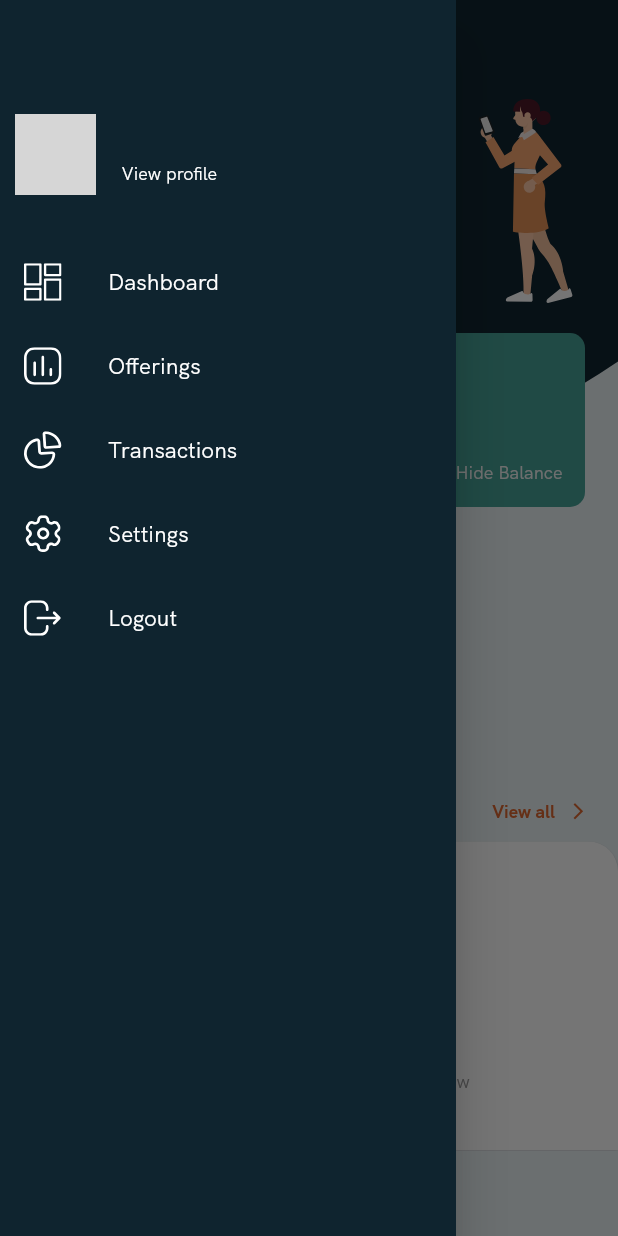
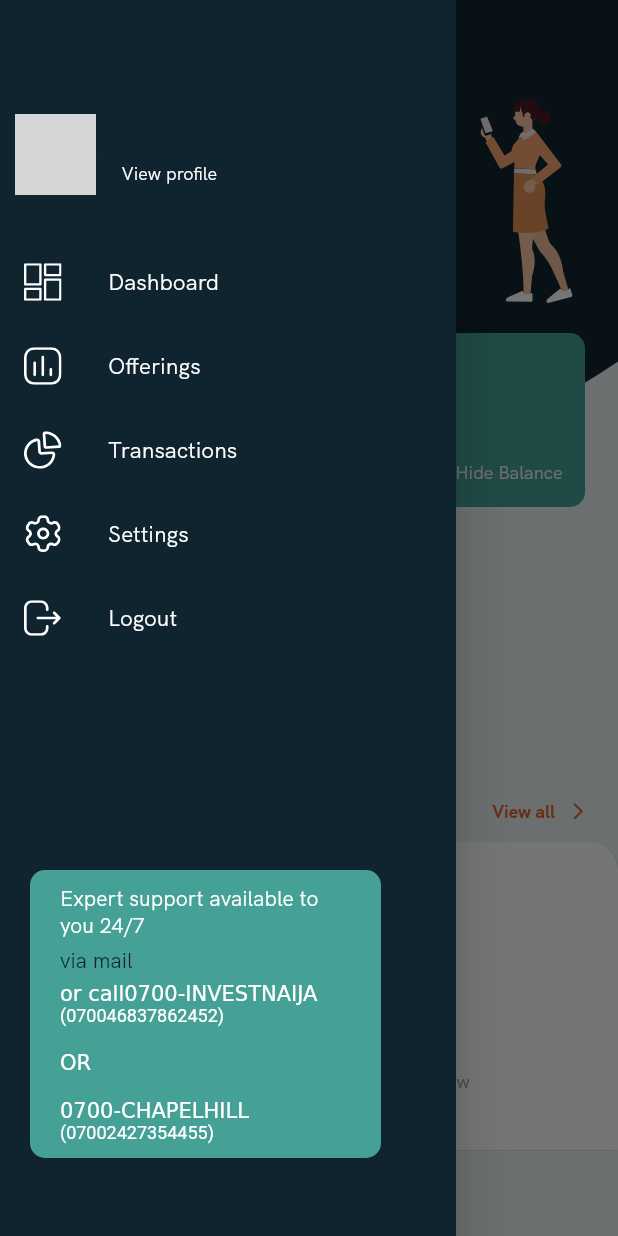
Before and after one commit to InvestNaija/e-offering-mobile, a Flutter app: the DashboardScreen screen opened directly, with the side drawer open, on a phone screen of 412 x 824 dp. Run offline on Flutter 3.47's test engine with Material 2 defaults, Android fonts, the phone set to English and light mode, and no system bars; our stand-ins replace audioplayers, camera, flutter_html, flutter_svg, image_picker, shared_preferences and 2 more; missing offline and left inert: image_picker_platform_interface; accounts and stored records are empty; network calls fail; grey boxes are pictures that could not be loaded.

Commit message:
work in progress

```diff
--- a/lib/components/custom_drawer.dart
+++ b/lib/components/custom_drawer.dart
@@ -117,44 +117,37 @@ class CustomDrawer extends StatelessWidget with ApplicationMixin{
               },
             ),
             const Spacer(),
-            // Padding(
-            //   padding: EdgeInsets.only(right: 50, left: 20),
-            //   child: Container(
-            //     padding: EdgeInsets.only(right: 20, left: 20),
-            //     decoration: BoxDecoration(
-            //         color: Constants.greenColor,
-            //         borderRadius: BorderRadius.circular(10)),
-            //     height: 77,
-            //     child: Row(
-            //       children: [
-            //         Transform.translate(
-            //             offset: Offset(0, -20),
-            //             child: SvgPicture.asset(
-            //               "assets/images/lady.svg",
-            //             )),
-            //         Flexible(
-            //           child: Column(
-            //             crossAxisAlignment: CrossAxisAlignment.center,
-            //             mainAxisAlignment: MainAxisAlignment.center,
-            //             children: [
-            //               Align(
-            //                   alignment: Alignment.centerLeft,
-            //                   child: const Text('Go to Learning Page',
-            //                       style: TextStyle(
-            //                           color: Constants.whiteColor,
-            //                           fontSize: 14,
-            //                           fontWeight: FontWeight.w800))),
-            //               const Text(
-            //                   'Click here to see InvestNaija Learning Platform',
-            //                   style: const TextStyle(color: Constants.whiteColor, fontSize: 10)),
-            //             ],
-            //           ),
-            //         )
-            //       ],
-            //     ),
-            //   ),
-            // ),
-            // const SizedBox(height: 20,),
+            Padding(
+              padding: EdgeInsets.only(right: 50, left: 20),
+              child: Container(
+                padding: EdgeInsets.only(right: 20, left: 20, top: 10, bottom: 10),
+                decoration: BoxDecoration(
+                    color: Constants.greenColor,
+                    borderRadius: BorderRadius.circular(10)),
+                child: Column(
+                  crossAxisAlignment: CrossAxisAlignment.start,
+                  children: [
+                    Text('Expert support available to you 24/7', style: TextStyle(color: Constants.whiteColor),),
+                    SizedBox(height: 5,),
+                    Text('via mail', style: TextStyle(color: Constants.navyBlueColor),),
+                    SizedBox(height: 5,),
+                    RichText(text: TextSpan(
+                        text: 'or call',
+                        children: [
+                          TextSpan(text: '0700-INVESTNAIJA\n'),
+                          TextSpan(text: '(070046837862452)\n', style: TextStyle(fontSize: 12)),
+                          TextSpan(text: '\n'),
+                          TextSpan(text: 'OR\n'),
+                          TextSpan(text: '\n'),
+                          TextSpan(text: '0700-CHAPELHILL\n'),
+                          TextSpan(text: '(07002427354455)', style: TextStyle(fontSize: 12)),
+                        ]
+                    ),
+                    )
+                  ],
+                ),
+              ),
+            ),
           ],
         ),
       ),
--- a/lib/components/investment_product_card.dart
+++ b/lib/components/investment_product_card.dart
@@ -52,6 +52,7 @@ class InvestmentProductCard extends StatelessWidget {
                     Text(
                      this.asset.sharePrice == 0 ? 'Pending price discovery' : '${formatCurrency.format(this.asset.sharePrice)}',
                       style: const TextStyle(
+                        fontFamily: 'Roboto',
                         fontWeight: FontWeight.w500,
                         color: Constants.blackColor,
                         fontSize: 13,),
--- a/lib/main.dart
+++ b/lib/main.dart
@@ -82,7 +82,7 @@ class _MyAppState extends State<MyApp> with DialogMixins, ApplicationMixin{
       context: context,
       onTimeExpired: () {
         if (userIsInsideApp) {
-          showInactivityAlert(this.context);
+          //showInactivityAlert(this.context);
         }
       },
       child: MaterialApp(
--- a/lib/screens/splash_screen.dart
+++ b/lib/screens/splash_screen.dart
@@ -21,7 +21,7 @@ class _SplashScreenState extends State<SplashScreen> {
   @override
   Widget build(BuildContext context) {
     return Scaffold(
-      backgroundColor: Constants.whiteColor,
+      backgroundColor: Constants.dashboardBackgroundColor,
     );
   }
 }
```
Also changed, not shown: 3 other files.
